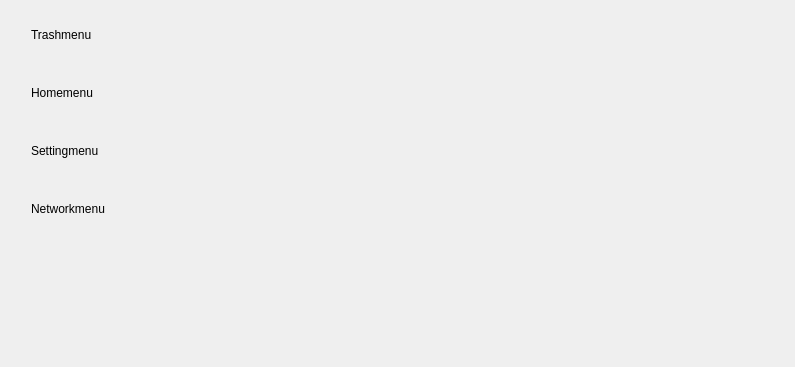
Above: plugins/personalized/desktop/desktop.ui from ukui/ukui-control-center before the change; both pictures show x 0 to 795 and y 430 to 797 of the 795 by 797 pixel window. Below: the same form after it.
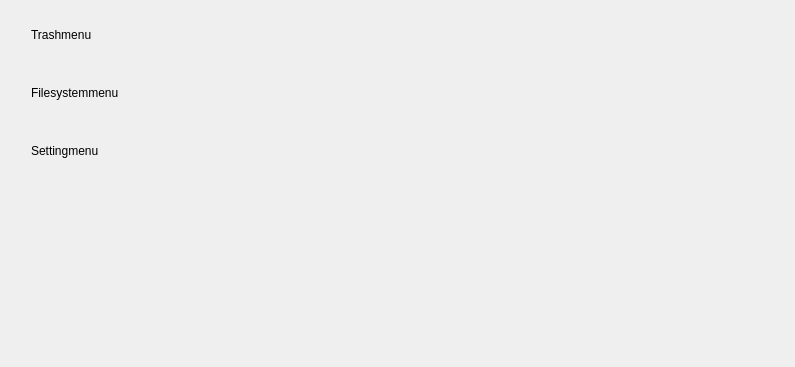
That is the form after the change.

Commit message: [hebing]  * add lock icon on start menu for the function of desktop  * reimplement the module click in mainpage

```diff
--- a/plugins/personalized/desktop/desktop.ui
+++ b/plugins/personalized/desktop/desktop.ui
@@ -781,7 +781,7 @@
            </sizepolicy>
           </property>
           <property name="text">
-           <string>Homemenu</string>
+           <string>Filesystemmenu</string>
           </property>
          </widget>
         </item>
@@ -891,94 +891,6 @@
      </layout>
     </widget>
    </item>
-   <item>
-    <widget class="QWidget" name="menuNetworkWidget" native="true">
-     <property name="minimumSize">
-      <size>
-       <width>550</width>
-       <height>50</height>
-      </size>
-     </property>
-     <property name="maximumSize">
-      <size>
-       <width>960</width>
-       <height>50</height>
-      </size>
-     </property>
-     <layout class="QHBoxLayout" name="horizontalLayout_20">
-      <property name="spacing">
-       <number>0</number>
-      </property>
-      <property name="leftMargin">
-       <number>0</number>
-      </property>
-      <property name="topMargin">
-       <number>0</number>
-      </property>
-      <property name="rightMargin">
-       <number>0</number>
-      </property>
-      <property name="bottomMargin">
-       <number>0</number>
-      </property>
-      <item>
-       <layout class="QHBoxLayout" name="menuNetworkHorLayout">
-        <property name="spacing">
-         <number>8</number>
-        </property>
-        <property name="leftMargin">
-         <number>16</number>
-        </property>
-        <property name="rightMargin">
-         <number>16</number>
-        </property>
-        <item>
-         <widget class="QLabel" name="label_10">
-          <property name="sizePolicy">
-           <sizepolicy hsizetype="Fixed" vsizetype="Fixed">
-            <horstretch>0</horstretch>
-            <verstretch>0</verstretch>
-           </sizepolicy>
-          </property>
-          <property name="text">
-           <string/>
-          </property>
-          <property name="scaledContents">
-           <bool>true</bool>
-          </property>
-         </widget>
-        </item>
-        <item>
-         <widget class="QLabel" name="label_20">
-          <property name="sizePolicy">
-           <sizepolicy hsizetype="Fixed" vsizetype="Fixed">
-            <horstretch>0</horstretch>
-            <verstretch>0</verstretch>
-           </sizepolicy>
-          </property>
-          <property name="text">
-           <string>Networkmenu</string>
-          </property>
-         </widget>
-        </item>
-        <item>
-         <spacer name="horizontalSpacer_10">
-          <property name="orientation">
-           <enum>Qt::Horizontal</enum>
-          </property>
-          <property name="sizeHint" stdset="0">
-           <size>
-            <width>40</width>
-            <height>20</height>
-           </size>
-          </property>
-         </spacer>
-        </item>
-       </layout>
-      </item>
-     </layout>
-    </widget>
-   </item>
    <item>
     <spacer name="verticalSpacer_3">
      <property name="orientation">
```
Left out of the diff: 12 changed lines with no effect on the pictures. The commit also changes 9 other files.
